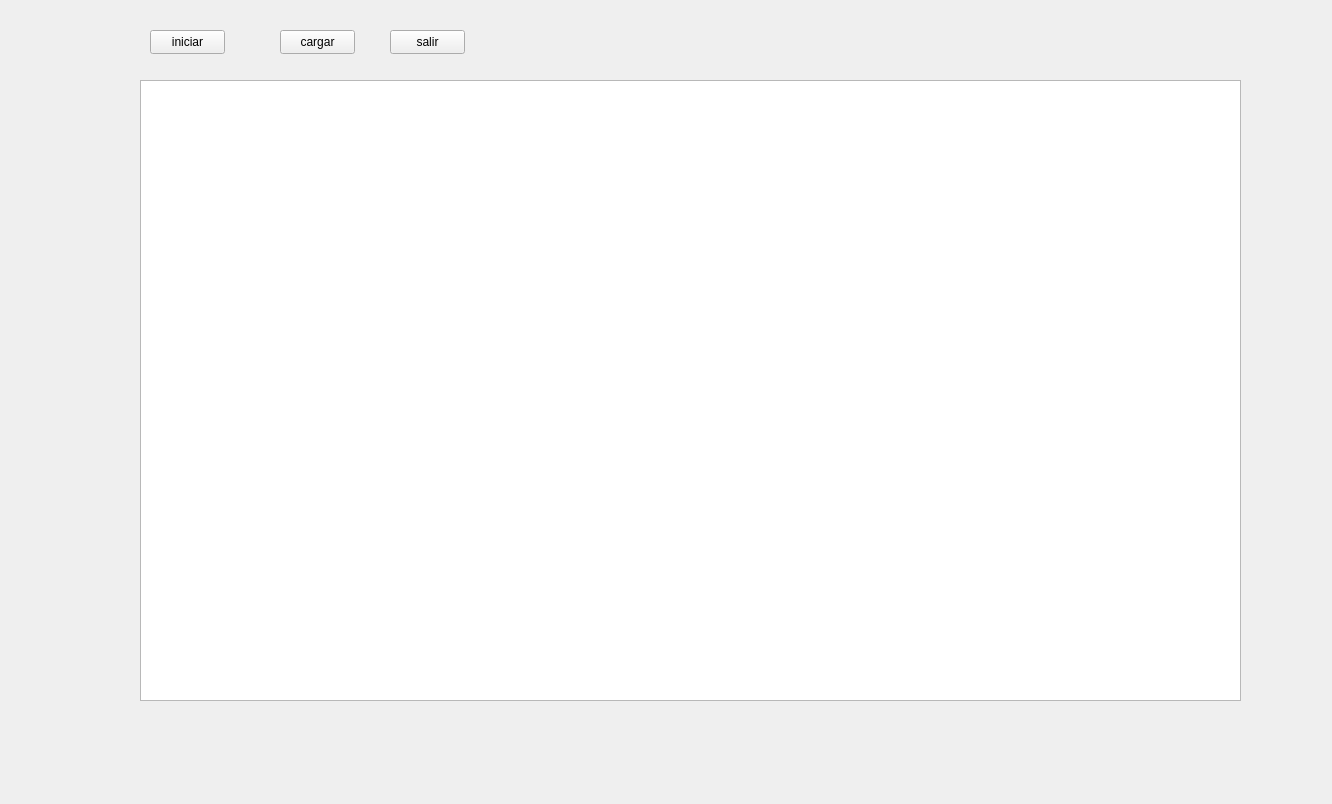
Qt form Codificacion/Menu2.ui (AmazingJuan/Proyecto-Final) before a commit.
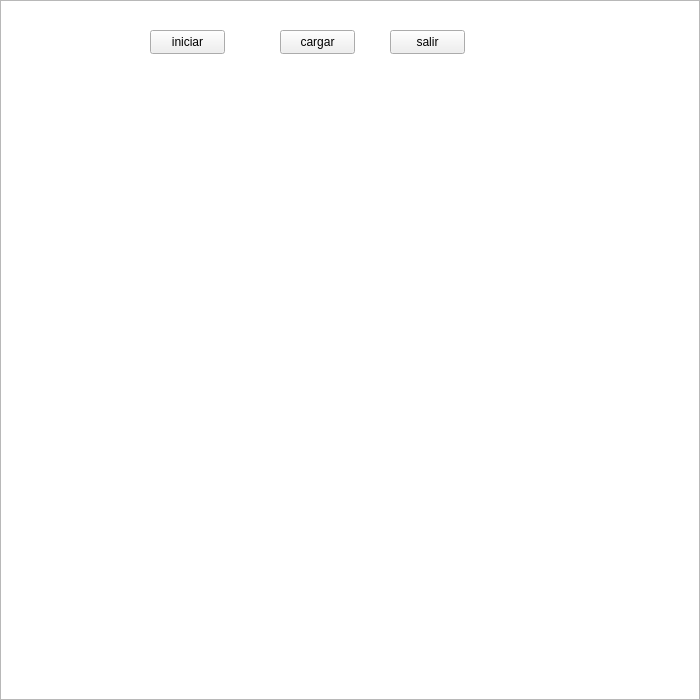
The same form after that commit.

Diff of the .ui file:
```diff
--- a/Codificacion/Menu2.ui
+++ b/Codificacion/Menu2.ui
@@ -6,8 +6,8 @@
    <rect>
     <x>0</x>
     <y>0</y>
-    <width>1332</width>
-    <height>804</height>
+    <width>700</width>
+    <height>700</height>
    </rect>
   </property>
   <property name="windowTitle">
@@ -16,10 +16,10 @@
   <widget class="QGraphicsView" name="graphicsView">
    <property name="geometry">
     <rect>
-     <x>140</x>
-     <y>80</y>
-     <width>1101</width>
-     <height>621</height>
+     <x>0</x>
+     <y>0</y>
+     <width>700</width>
+     <height>700</height>
     </rect>
    </property>
   </widget>
```
